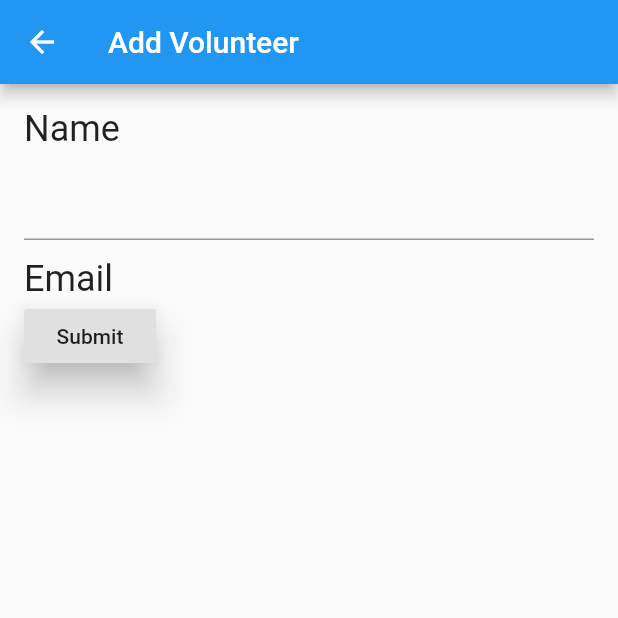
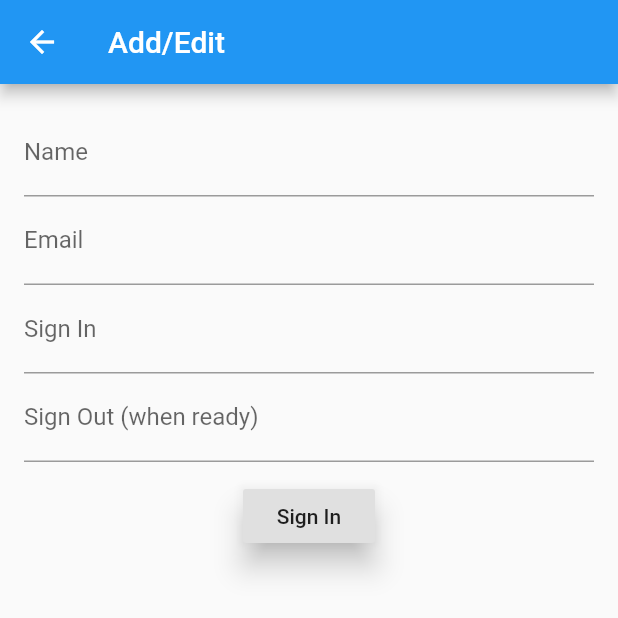
Before and after one commit to neiljaywarner/hope_sign_in, a Flutter app: the AddEditScreen screen opened directly, on a phone screen of 412 x 824 dp, the top half of it. Run offline on Flutter 3.47's test engine with Material 2 defaults, Android fonts, the phone set to English and light mode, and no system bars.

Commit message:
Better signin screen with some validation

```diff
--- a/lib/screens/addeditscreen.dart
+++ b/lib/screens/addeditscreen.dart
@@ -1,59 +1,104 @@
 import 'package:flutter/material.dart';
 
 class AddEditScreen extends StatefulWidget {
-  AddEditScreen({Key key, this.title}) : super(key: key);
-
-  final String title;
-
   @override
-  _AddEditScreenState createState() => new _AddEditScreenState();
+  _LoginPageState createState() => new _LoginPageState();
 }
 
-class _AddEditScreenState extends State<AddEditScreen> {
+class _LoginPageState extends State<AddEditScreen> {
+  final scaffoldKey = new GlobalKey<ScaffoldState>();
+  final formKey = new GlobalKey<FormState>();
 
-  final TextEditingController _textControllerName = new TextEditingController();
-  final TextEditingController _textControllerEmail= new TextEditingController();
+  String _name;
+  String _email;
+  String _signIn;
+  String _signOut;
+
+  void _submit() {
+    final form = formKey.currentState;
+
+    if (form.validate()) {
+      form.save();
+
+      // Email & password matched our validation rules
+      // and are saved to _email and _password fields.
+      _performSubmit();
+    }
+  }
+
+  void _performSubmit() {
+    // This is just a demo, so no actual login here.
+    final snackbar = new SnackBar(
+      content: new Text('Name: $_name, email: $_email, Signin:$_signIn'),
+    );
+
+    scaffoldKey.currentState.showSnackBar(snackbar);
+    Navigator.pop(context);
+  }
 
   @override
   Widget build(BuildContext context) {
-    var submitButton = new RaisedButton(
-      elevation: 10.0,
-      onPressed: () {
-        Navigator.pop(context);
-      },
-      child: new Text('Submit'),
-    );
     return new Scaffold(
+      key: scaffoldKey,
       appBar: new AppBar(
-        /// TODO: Change to name of volunteer when editing.
-        title: new Text("Add Volunteer"),
+        title: new Text('Add/Edit'),
       ),
-      body: new Container(
+      body: new Padding(
         padding: const EdgeInsets.all(16.0),
-        // Center is a layout widget. It takes a single child and positions it
-        // in the middle of the parent.
-        child: new Column(
-          crossAxisAlignment: CrossAxisAlignment.start,
-          mainAxisAlignment: MainAxisAlignment.start,
-          children: <Widget>[
-            new Text(
-              'Name',
-              style: Theme.of(context).textTheme.headline,
-            ),
-            new Container(
-              padding: const EdgeInsets.symmetric(vertical: 12.0,horizontal: 0.0),
-            child: new TextField(
-              controller: _textControllerName,
-            ),
-            ),
-            new Text(
-              'Email',
-              style: Theme.of(context).textTheme.headline,
-            ),
-            submitButton,
-          ],
+        child: new Form(
+          key: formKey,
+          child: new Column(
+            children: [
+              new TextFormField(
+                decoration: new InputDecoration(labelText: 'Name'),
+                validator: (val) =>
+                !(val.length > 0) ?  'Name is empty' : null,
+                onSaved: (val) => _name= val,
+              ),
+              new TextFormField(
+                decoration: new InputDecoration(labelText: 'Email'),
+                validator: (val) =>
+                !val.contains('@') ? 'Not a valid email.' : null,
+                onSaved: (val) => _email = val,
+              ),
+              //TODO: Autofill with current time
+              new TextFormField(
+                decoration: new InputDecoration(labelText: 'Sign In'),
+                validator: (val) =>
+                val.length != 5 ? 'Please use 24 hr time HH:MM' : null,
+                onSaved: (val) => _signIn = val,
+              ),
+              //TODO: Autofill with current time
+              // TODO: Decide, should it autofill with 1 hr later in some situations
+              // TODO: Change to https://docs.flutter.io/flutter/material/showTimePicker.html
+              new TextFormField(
+                decoration: new InputDecoration(labelText: 'Sign Out (when ready)'),
+                validator: (val) =>
+                isInvalidTime(val) && (val.length >0) ? 'Please use 24 hr time HH:MM' : null,
+                onSaved: (val) => _signOut = val,
+              ),
+
+              new Padding(
+                padding: const EdgeInsets.only(top: 12.0),
+                child: new RaisedButton(
+                  elevation: 8.0,
+                  onPressed: _submit,
+                  child: new Text('Sign In'),
+                ),
+              ),
+            ],
+          ),
         ),
       ),
     );
   }
+
+  //todo; Make this better
+  isInvalidTime(String val) {
+    if (val.length == 5) {
+      return false;
+    } else {
+      return true;
+    }
+  }
 }
```
